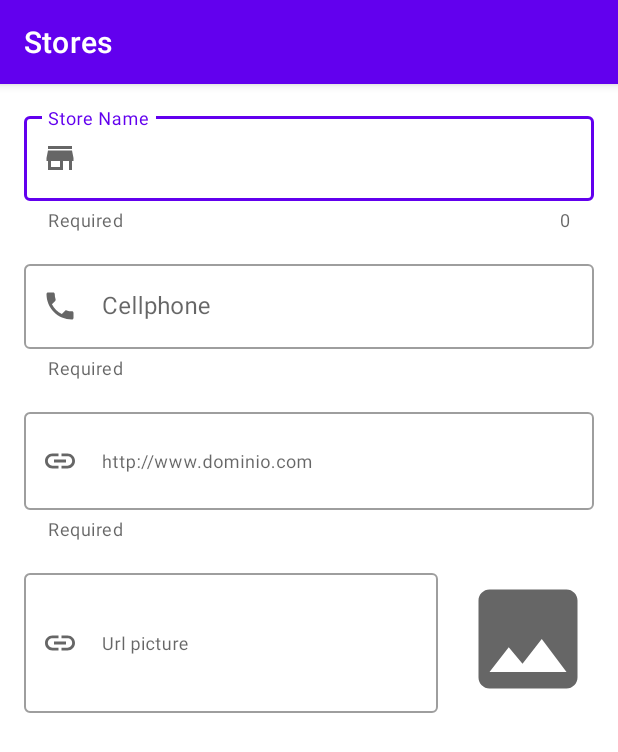
After one commit to escalantedanny/store_picture, an Android app: the fragment EditStoreFragment shown on its own in the app's theme, on a phone screen of 412 x 824 dp. The commit adds this screen. Shown: the top 752 px of the screen. Run offline under Robolectric (Android 15) with nearby library versions, the phone set to English and light mode, and no system bars.

Commit message:
The main view is corrected and is created to create and edit shops

```diff
--- a/app/build.gradle
+++ b/app/build.gradle
@@ -35,7 +35,6 @@ android {
         jvmTarget = '1.8'
     }
 }
-def room_version = "2.3.0"
 
 dependencies {
 
@@ -45,11 +44,15 @@ dependencies {
     implementation 'androidx.constraintlayout:constraintlayout:2.1.1'
 
     implementation("androidx.room:room-runtime:$room_version")
+    implementation 'androidx.legacy:legacy-support-v4:1.0.0'
     kapt "androidx.room:room-compiler:$room_version"
 
     // Anko Commons
     implementation "org.jetbrains.anko:anko-commons:$anko_version"
 
+    // Kotlin
+    implementation("androidx.fragment:fragment-ktx:$fragment_version")
+
     testImplementation 'junit:junit:4.+'
     androidTestImplementation 'androidx.test.ext:junit:1.1.3'
     androidTestImplementation 'androidx.test.espresso:espresso-core:3.4.0'
--- /dev/null
+++ b/app/src/main/java/com/descalante/storepicture/EditStoreFragment.kt
@@ -0,0 +1,20 @@
+package com.descalante.storepicture
+
+import android.os.Bundle
+import androidx.fragment.app.Fragment
+import android.view.LayoutInflater
+import android.view.View
+import android.view.ViewGroup
+import com.descalante.storepicture.databinding.FragmentEditStoreBinding
+
+class EditStoreFragment : Fragment() {
+
+    private lateinit var mBinding: FragmentEditStoreBinding
+
+    override fun onCreateView(inflater: LayoutInflater, container: ViewGroup?,
+        savedInstanceState: Bundle?): View? {
+        mBinding = FragmentEditStoreBinding.inflate(inflater, container, false)
+        return mBinding.root
+    }
+
+}
--- a/app/src/main/java/com/descalante/storepicture/MainActivity.kt
+++ b/app/src/main/java/com/descalante/storepicture/MainActivity.kt
@@ -3,6 +3,7 @@ package com.descalante.storepicture
 import android.annotation.SuppressLint
 import androidx.appcompat.app.AppCompatActivity
 import android.os.Bundle
+import android.view.View
 import androidx.annotation.UiThread
 import androidx.recyclerview.widget.GridLayoutManager
 import com.descalante.storepicture.adapters.StoreAdapter
@@ -27,7 +28,7 @@ class MainActivity : AppCompatActivity(), OnClickListener {
         mBinding = ActivityMainBinding.inflate(layoutInflater)
         setContentView(mBinding.root)
 
-        mBinding.btnSave.setOnClickListener{
+        /*mBinding.btnSave.setOnClickListener{
             val currentDate = sdf.format(Date())
             var store = Store(name = mBinding.etName.text.toString().trim(), date = currentDate)
 
@@ -38,7 +39,9 @@ class MainActivity : AppCompatActivity(), OnClickListener {
 
             mAdapter.add(store)
             mBinding.etName.text = null
-        }
+        }*/
+
+        mBinding.fab.setOnClickListener { launchFragmentEdit() }
 
         setupRecyclerView()
     }
@@ -48,6 +51,17 @@ class MainActivity : AppCompatActivity(), OnClickListener {
      */
     override fun onClick(store: Store) {
         TODO("Not yet implemented")
+    }
+
+    fun launchFragmentEdit() {
+        var fragmentEdit = EditStoreFragment()
+        val fragmentManager = supportFragmentManager
+        val fragmentTransaction = fragmentManager.beginTransaction()
+
+        fragmentTransaction.add(R.id.containerMain, fragmentEdit)
+        fragmentTransaction.commit()
+
+        mBinding.fab.hide()
     }
 
     override fun setupRecyclerView() {
--- /dev/null
+++ b/app/src/main/res/drawable/ic_image.xml
@@ -0,0 +1,10 @@
+<vector xmlns:android="http://schemas.android.com/apk/res/android"
+    android:width="24dp"
+    android:height="24dp"
+    android:viewportWidth="24"
+    android:viewportHeight="24"
+    android:tint="?attr/colorControlNormal">
+  <path
+      android:fillColor="@android:color/white"
+      android:pathData="M21,19V5c0,-1.1 -0.9,-2 -2,-2H5c-1.1,0 -2,0.9 -2,2v14c0,1.1 0.9,2 2,2h14c1.1,0 2,-0.9 2,-2zM8.5,13.5l2.5,3.01L14.5,12l4.5,6H5l3.5,-4.5z"/>
+</vector>
--- /dev/null
+++ b/app/src/main/res/drawable/ic_link.xml
@@ -0,0 +1,10 @@
+<vector xmlns:android="http://schemas.android.com/apk/res/android"
+    android:width="24dp"
+    android:height="24dp"
+    android:viewportWidth="24"
+    android:viewportHeight="24"
+    android:tint="?attr/colorControlNormal">
+  <path
+      android:fillColor="@android:color/white"
+      android:pathData="M3.9,12c0,-1.71 1.39,-3.1 3.1,-3.1h4L11,7L7,7c-2.76,0 -5,2.24 -5,5s2.24,5 5,5h4v-1.9L7,15.1c-1.71,0 -3.1,-1.39 -3.1,-3.1zM8,13h8v-2L8,11v2zM17,7h-4v1.9h4c1.71,0 3.1,1.39 3.1,3.1s-1.39,3.1 -3.1,3.1h-4L13,17h4c2.76,0 5,-2.24 5,-5s-2.24,-5 -5,-5z"/>
+</vector>
--- /dev/null
+++ b/app/src/main/res/drawable/ic_phone.xml
@@ -0,0 +1,10 @@
+<vector xmlns:android="http://schemas.android.com/apk/res/android"
+    android:width="24dp"
+    android:height="24dp"
+    android:viewportWidth="24"
+    android:viewportHeight="24"
+    android:tint="?attr/colorControlNormal">
+  <path
+      android:fillColor="@android:color/white"
+      android:pathData="M6.62,10.79c1.44,2.83 3.76,5.14 6.59,6.59l2.2,-2.2c0.27,-0.27 0.67,-0.36 1.02,-0.24 1.12,0.37 2.33,0.57 3.57,0.57 0.55,0 1,0.45 1,1V20c0,0.55 -0.45,1 -1,1 -9.39,0 -17,-7.61 -17,-17 0,-0.55 0.45,-1 1,-1h3.5c0.55,0 1,0.45 1,1 0,1.25 0.2,2.45 0.57,3.57 0.11,0.35 0.03,0.74 -0.25,1.02l-2.2,2.2z"/>
+</vector>
--- /dev/null
+++ b/app/src/main/res/drawable/ic_store.xml
@@ -0,0 +1,10 @@
+<vector xmlns:android="http://schemas.android.com/apk/res/android"
+    android:width="24dp"
+    android:height="24dp"
+    android:viewportWidth="24"
+    android:viewportHeight="24"
+    android:tint="?attr/colorControlNormal">
+  <path
+      android:fillColor="@android:color/white"
+      android:pathData="M20,4L4,4v2h16L20,4zM21,14v-2l-1,-5L4,7l-1,5v2h1v6h10v-6h4v6h2v-6h1zM12,18L6,18v-4h6v4z"/>
+</vector>
--- /dev/null
+++ b/app/src/main/res/drawable/ic_web.xml
@@ -0,0 +1,10 @@
+<vector xmlns:android="http://schemas.android.com/apk/res/android"
+    android:width="24dp"
+    android:height="24dp"
+    android:viewportWidth="24"
+    android:viewportHeight="24"
+    android:tint="?attr/colorControlNormal">
+  <path
+      android:fillColor="@android:color/white"
+      android:pathData="M20,4L4,4c-1.1,0 -1.99,0.9 -1.99,2L2,18c0,1.1 0.9,2 2,2h16c1.1,0 2,-0.9 2,-2L22,6c0,-1.1 -0.9,-2 -2,-2zM15,18L4,18v-4h11v4zM15,13L4,13L4,9h11v4zM20,18h-4L16,9h4v9z"/>
+</vector>
--- a/app/src/main/res/layout/activity_main.xml
+++ b/app/src/main/res/layout/activity_main.xml
@@ -8,7 +8,7 @@
     android:layout_height="match_parent"
     tools:context=".MainActivity">
 
-    <com.google.android.material.button.MaterialButton
+<!--    <com.google.android.material.button.MaterialButton
         android:id="@+id/btnSave"
         android:text="Save"
         android:layout_width="wrap_content"
@@ -27,20 +27,20 @@
         app:layout_constraintStart_toStartOf="parent"
         app:layout_constraintEnd_toStartOf="@id/btnSave"
         app:layout_constraintTop_toTopOf="@id/btnSave"
-        app:layout_constraintBottom_toBottomOf="@id/btnSave"/>
+        app:layout_constraintBottom_toBottomOf="@id/btnSave"/>-->
 
     <androidx.recyclerview.widget.RecyclerView
         android:id="@+id/recyclerView"
         android:layout_width="0dp"
         android:layout_height="0dp"
         tools:listitem="@layout/item_store"
-        android:layout_marginTop="@dimen/common_padding_default"
         app:layout_constraintStart_toStartOf="parent"
         app:layout_constraintEnd_toEndOf="parent"
-        app:layout_constraintTop_toBottomOf="@id/btnSave"
+        app:layout_constraintTop_toTopOf="parent"
         app:layout_constraintBottom_toBottomOf="parent" />
 
     <com.google.android.material.floatingactionbutton.FloatingActionButton
+        android:id="@+id/fab"
         android:layout_width="wrap_content"
         android:layout_height="wrap_content"
         android:src="@drawable/ic_add_store"
--- /dev/null
+++ b/app/src/main/res/layout/fragment_edit_store.xml
@@ -0,0 +1,121 @@
+<?xml version="1.0" encoding="utf-8"?>
+<androidx.core.widget.NestedScrollView xmlns:android="http://schemas.android.com/apk/res/android"
+    xmlns:tools="http://schemas.android.com/tools"
+    android:layout_width="match_parent"
+    android:layout_height="match_parent"
+    xmlns:app="http://schemas.android.com/apk/res-auto"
+    tools:context=".EditStoreFragment"
+    android:background="@android:color/white">
+
+    <LinearLayout
+        android:layout_width="match_parent"
+        android:layout_height="wrap_content"
+        android:orientation="vertical"
+        android:padding="@dimen/common_padding_default">
+
+        <com.google.android.material.textfield.TextInputLayout
+            android:id="@+id/tilName"
+            android:layout_width="match_parent"
+            android:layout_height="wrap_content"
+            android:hint="@string/hint_name"
+            android:maxLength="@integer/counter_max_name"
+            app:helperText="@string/helper_required"
+            app:endIconMode="clear_text"
+            app:counterEnabled="true"
+            app:startIconDrawable="@drawable/ic_store"
+            style="@style/Widget.MaterialComponents.TextInputLayout.OutlinedBox" >
+
+            <com.google.android.material.textfield.TextInputEditText
+                android:id="@+id/etName"
+                android:layout_width="match_parent"
+                android:layout_height="wrap_content"
+                android:maxLength="@integer/counter_max_name"
+                android:inputType="textCapWords"/>
+
+        </com.google.android.material.textfield.TextInputLayout>
+
+        <com.google.android.material.textfield.TextInputLayout
+            android:id="@+id/tilPhone"
+            android:layout_width="match_parent"
+            android:layout_height="wrap_content"
+            android:hint="@string/hint_phone"
+            android:layout_marginTop="@dimen/common_padding_default"
+            app:helperText="@string/helper_required"
+            app:endIconMode="clear_text"
+            app:startIconDrawable="@drawable/ic_phone"
+            style="@style/Widget.MaterialComponents.TextInputLayout.OutlinedBox">
+            <com.google.android.material.textfield.TextInputEditText
+                android:id="@+id/etPhone"
+                android:layout_width="match_parent"
+                android:layout_height="wrap_content"
+                android:maxLength="@integer/counter_max_phone"
+                android:inputType="phone"/>
+        </com.google.android.material.textfield.TextInputLayout>
+
+        <com.google.android.material.textfield.TextInputLayout
+            android:id="@+id/tilWebsite"
+            android:layout_width="match_parent"
+            android:layout_height="wrap_content"
+            android:hint="@string/website_name"
+            android:layout_marginTop="@dimen/common_padding_default"
+            app:helperText="@string/helper_required"
+            app:startIconDrawable="@drawable/ic_link"
+            app:endIconMode="clear_text"
+            style="@style/Widget.MaterialComponents.TextInputLayout.OutlinedBox">
+
+            <com.google.android.material.textfield.TextInputEditText
+                android:id="@+id/etWebsite"
+                android:layout_width="match_parent"
+                android:layout_height="wrap_content"
+                android:textAppearance="?attr/textAppearanceCaption"
+                android:textColor="@color/color_link"
+                android:maxLength="@integer/counter_max_phone"
+                android:maxLines="@integer/max_line_website"
+                android:minLines="@integer/max_line_website"
+                android:inputType="textMultiLine"/>
+
+        </com.google.android.material.textfield.TextInputLayout>
+
+        <LinearLayout
+            android:layout_width="match_parent"
+            android:layout_height="wrap_content"
+            android:orientation="horizontal"
+            android:layout_marginTop="@dimen/common_padding_default"
+            android:gravity="center_vertical">
+
+            <com.google.android.material.textfield.TextInputLayout
+                android:layout_width="0dp"
+                android:layout_height="wrap_content"
+                android:layout_weight="1"
+                android:hint="@string/Url_picture"
+                app:endIconMode="clear_text"
+                app:startIconDrawable="@drawable/ic_link"
+                style="@style/Widget.MaterialComponents.TextInputLayout.OutlinedBox">
+
+                <com.google.android.material.textfield.TextInputEditText
+                    android:id="@+id/etPhotoUrl"
+                    android:layout_width="match_parent"
+                    android:layout_height="wrap_content"
+                    android:minLines="@integer/max_lines_photo"
+                    android:maxLines="@integer/max_lines_photo"
+                    android:inputType="textMultiLine"
+                    android:textAppearance="?attr/textAppearanceCaption"
+                    android:textColor="@color/color_link"/>
+
+            </com.google.android.material.textfield.TextInputLayout>
+
+            <ImageView
+                android:id="@+id/imgPhoto"
+                android:src="@drawable/ic_image"
+                android:layout_width="@dimen/photo_size_thumb"
+                android:layout_height="@dimen/photo_size_thumb"
+                android:layout_marginStart="@dimen/common_padding_default"
+                android:contentDescription="@string/description_image"/>
+
+        </LinearLayout>
+
+
+
+    </LinearLayout>
+
+</androidx.core.widget.NestedScrollView>
--- a/app/src/main/res/values/colors.xml
+++ b/app/src/main/res/values/colors.xml
@@ -8,4 +8,5 @@
     <color name="black">#FF000000</color>
     <color name="white">#FFFFFFFF</color>
     <color name="color_whit_t">#CCFCFCFC</color>
+    <color name="color_link">#0D47A1</color>
 </resources>
--- a/app/src/main/res/values/dimens.xml
+++ b/app/src/main/res/values/dimens.xml
@@ -6,4 +6,5 @@
     <dimen name="common_padding_middle">24dp</dimen>
     <dimen name="card_img_size">40dp</dimen>
     <dimen name="card_height">56dp</dimen>
+    <dimen name="photo_size_thumb">88dp</dimen>
 </resources>
--- /dev/null
+++ b/app/src/main/res/values/integers.xml
@@ -0,0 +1,7 @@
+<?xml version="1.0" encoding="utf-8"?>
+<resources>
+    <integer name="counter_max_name">50</integer>
+    <integer name="counter_max_phone">13</integer>
+    <integer name="max_line_website">2</integer>
+    <integer name="max_lines_photo">4</integer>
+</resources>
--- a/app/src/main/res/values/strings.xml
+++ b/app/src/main/res/values/strings.xml
@@ -2,4 +2,11 @@
     <string name="app_name">Stores</string>
     <string name="description_image">Picture of store</string>
     <string name="description_store_add">Crear Tienda</string>
+    <!-- TODO: Remove or change this placeholder text -->
+    <string name="hello_blank_fragment">Hello blank fragment</string>
+    <string name="hint_name">Store Name</string>
+    <string name="helper_required">Required</string>
+    <string name="hint_phone">Cellphone</string>
+    <string name="website_name">http://www.dominio.com</string>
+    <string name="Url_picture">Url picture</string>
 </resources>
--- a/build.gradle
+++ b/build.gradle
@@ -1,6 +1,8 @@
 // Top-level build file where you can add configuration options common to all sub-projects/modules.
 buildscript {
     ext.anko_version='0.10.8'
+    ext.fragment_version = "1.3.6"
+    ext.room_version = "2.3.0"
     repositories {
         google()
         mavenCentral()
```
